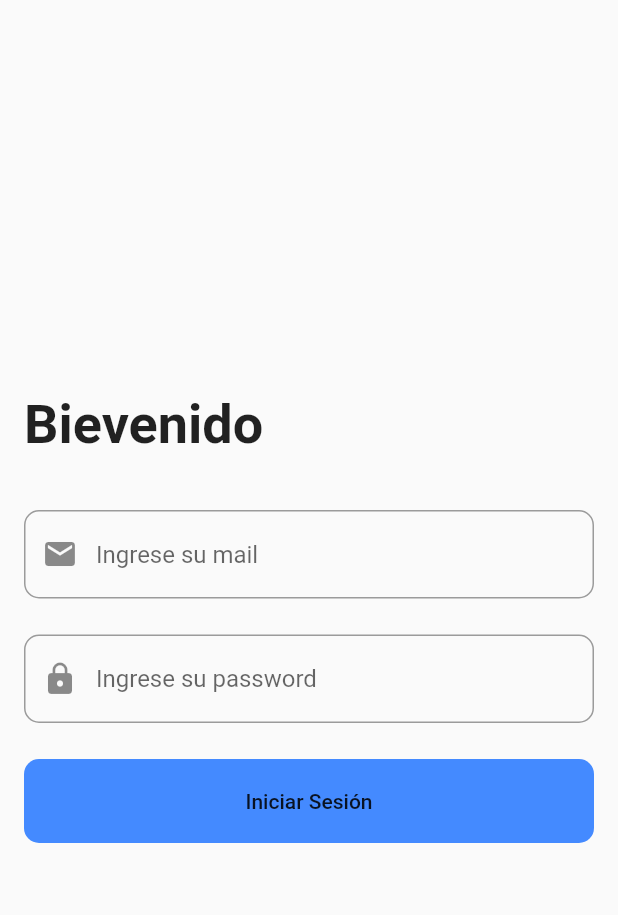
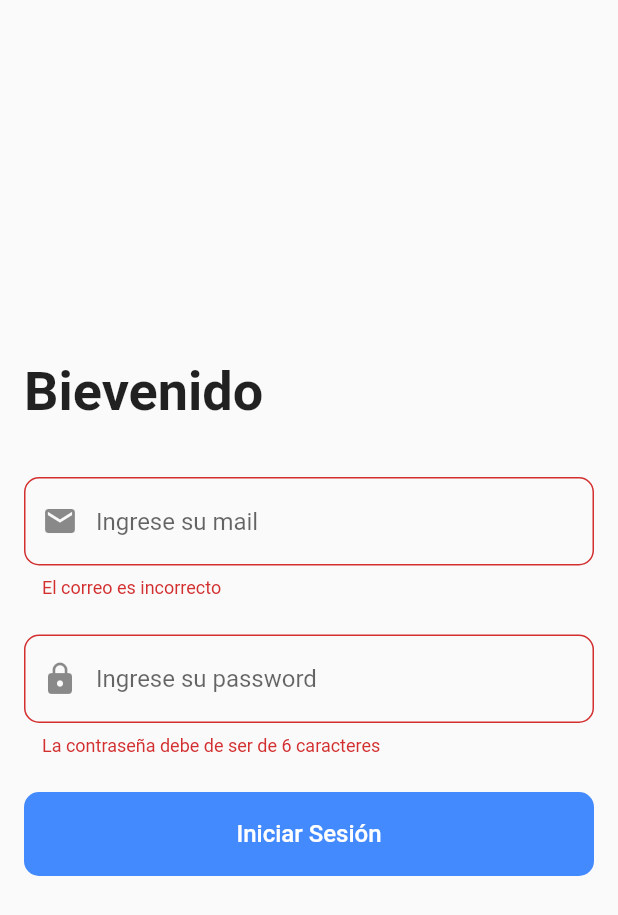
Before and after one commit to josdan23/baseball_extrados, a Flutter app: the screen it shows after launch, after a tap on "Iniciar Sesión", on a phone screen of 412 x 824 dp. Shown: the top 915 px of the screen. Run offline on Flutter 3.47's test engine with Material 2 defaults, Android fonts, the phone set to English and light mode, and no system bars; our stand-ins replace card_swiper.

Commit message:
Valida mail y password en el logeo

```diff
--- /dev/null
+++ b/lib/provider/login_form_provider.dart
@@ -0,0 +1,26 @@
+import 'package:flutter/material.dart';
+
+class LoginFormProvider extends ChangeNotifier {
+
+  GlobalKey<FormState> formKey = new GlobalKey<FormState>();
+
+  String mail = '';
+  String password = '';
+
+  bool _isLoading = false;
+  bool get isLoading => _isLoading;
+
+  set isLoading( bool value ) {
+    _isLoading = value;
+    notifyListeners();
+  }
+
+  bool isValidForm() {
+
+    print('$mail - $password');
+
+    return formKey.currentState?.validate() ?? false;
+
+  }
+
+}
--- a/lib/screens/login_screen.dart
+++ b/lib/screens/login_screen.dart
@@ -1,23 +1,42 @@
+import 'package:flutter/material.dart';
+import 'package:provider/provider.dart';
 
-import 'package:flutter/material.dart';
+import 'package:baseball_cards/provider/login_form_provider.dart';
 
 class LoginScreen extends StatelessWidget {
   const LoginScreen({ Key? key }) : super(key: key);
 
   @override
   Widget build(BuildContext context) {
+
     return Scaffold(
-      body: Container(
-        padding: EdgeInsets.symmetric(horizontal: 16),
+      body: Padding(
+        padding: const EdgeInsets.symmetric(horizontal: 16),
 
-        // color: Colors.red,
-        child: Form(
+        child: ChangeNotifierProvider(
+          create: ( _ ) => LoginFormProvider(),
+          child: _LoginForm(),
+        ),
+      )
+    );
+  }
+}
+
+class _LoginForm extends StatelessWidget {
+
+  @override
+  Widget build(BuildContext context) {
+
+    final loginFormProvider = Provider.of<LoginFormProvider>(context);
+
+    return Form(
+      key: loginFormProvider.formKey,
       autovalidateMode: AutovalidateMode.onUserInteraction,
+
       child: Column(
         mainAxisAlignment: MainAxisAlignment.center,
         crossAxisAlignment: CrossAxisAlignment.start,
         children: [
-              // SizedBox(height: 50,),
 
           Text(
             'Bievenido',
@@ -27,19 +46,15 @@ class LoginScreen extends StatelessWidget {
           SizedBox(height: 36,),
 
 
+        //INPUT PARA EL MAIL
           TextFormField(
             autocorrect: false,
-                decoration: InputDecoration(
-                  // labelText: 'Mail',
-                  border: OutlineInputBorder(
-                    borderRadius: BorderRadius.circular(10),
+            decoration: buildInputDecoration(
+              prefix: Icon(Icons.mail),
+              hintText: 'Ingrese su mail'),
 
-                  ),
-                  // filled: true,
-                  // fillColor: Colors.black12,
-                  hintText: 'Ingrese su mail',
-                  prefixIcon: Icon(Icons.mail)
-                ),
+            onChanged: ( value ) => loginFormProvider.mail = value,
+
             validator:(value) {
 
               String pattern = r'^(([^<>()[\]\\.,;:\s@\"]+(\.[^<>()[\]\\.,;:\s@\"]+)*)|(\".+\"))@((\[[0-9]{1,3}\.[0-9]{1,3}\.[0-9]{1,3}\.[0-9]{1,3}\])|(([a-zA-Z\-0-9]+\.)+[a-zA-Z]{2,}))$';
@@ -53,28 +68,25 @@ class LoginScreen extends StatelessWidget {
 
           SizedBox(height: 24,),
 
-
+        // INPUT PARA EL PASSWORD
           TextFormField(
             obscureText: true,
-                decoration: InputDecoration(
-                  // labelText: 'Password',
-                  border: OutlineInputBorder(
-                    borderRadius: BorderRadius.circular(10),
+            decoration: buildInputDecoration(
+              hintText: 'Ingrese su password',
+              prefix: Icon(Icons.lock)
             ),
-                  hintText: 'Ingrese su password',
-                  prefixIcon: Icon(Icons.lock),
-                ),
+
+            onChanged: ( value ) => loginFormProvider.password = value,
+
             validator: (value) {
 
               return ( value != null && value.length >= 6 )
                 ? null
                 : 'La contraseña debe de ser de 6 caracteres';
-
             },
           ),
 
           SizedBox(height: 24,),
-
 
           MaterialButton(
             shape: RoundedRectangleBorder(borderRadius: BorderRadius.circular(10)),
@@ -84,27 +96,47 @@ class LoginScreen extends StatelessWidget {
               height: 56,
               width: double.infinity,
               alignment: Alignment.center,
-                  child: Text('Iniciar Sesión')
+              child: loginFormProvider.isLoading
+                ? CircularProgressIndicator(
+                  color: Colors.white,
+                )
+                : Text(
+                    'Iniciar Sesión',
+                    style: TextStyle( color: Colors.white, fontSize: 16)
+                  )
             ),
-                onPressed: (){
+
+            onPressed: () async {
 
               FocusScope.of(context).unfocus();
 
+              if (!loginFormProvider.isValidForm()) return;
+
+              loginFormProvider.isLoading = true;
+
+              await Future.delayed(Duration(seconds: 2));
+
+              loginFormProvider.isLoading = false;
 
               // Navigator.pushReplacementNamed(context, 'home');
 
-
-                  //TODO: validar los textfields
-
             },
           )
-
-
-
         ],
-          )
-        ),
       )
     );
   }
+
+  InputDecoration buildInputDecoration({
+    required Icon prefix,
+    required String hintText }) {
+    return InputDecoration(
+            // labelText: 'Password',
+            border: OutlineInputBorder(
+              borderRadius: BorderRadius.circular(10),
+            ),
+            hintText: hintText,
+            prefixIcon: prefix,
+          );
   }
+}
--- a/pubspec.yaml
+++ b/pubspec.yaml
@@ -35,6 +35,7 @@ dependencies:
   # Use with the CupertinoIcons class for iOS style icons.
   cupertino_icons: ^1.0.2
   card_swiper : ^1.0.4
+  provider: ^6.0.1
 
 dev_dependencies:
   flutter_test:
```
Also changed, not shown: pubspec.lock. Lines whose indentation alone changed are shown as unchanged.
